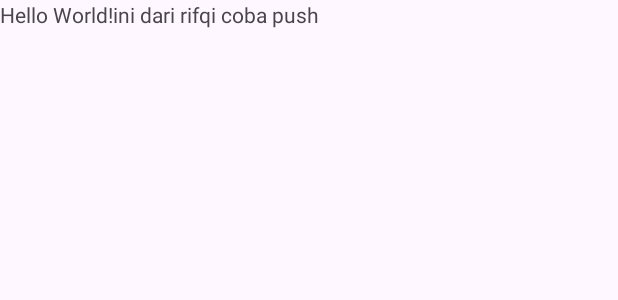
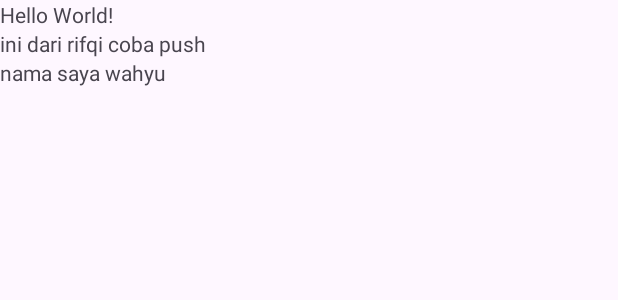
Before and after one commit to RifqiR3/chimoy, an Android app: the layout activity_main.xml on its own in the app's theme, with its tools: preview values and no code run, on a phone screen of 412 x 824 dp. Shown: the top 300 px of the screen. Run offline under Robolectric (Android 15) with nearby library versions, the phone set to English and light mode, and no system bars.

Commit message:
tambah rex viww dri wahyu

```diff
--- a/app/src/main/res/layout/activity_main.xml
+++ b/app/src/main/res/layout/activity_main.xml
@@ -4,6 +4,7 @@
     xmlns:tools="http://schemas.android.com/tools"
     android:layout_width="match_parent"
     android:layout_height="match_parent"
+    android:orientation="vertical"
     tools:context=".MainActivity">
 
     <TextView
@@ -19,5 +20,8 @@
         android:layout_width="match_parent"
         android:layout_height="wrap_content"
         android:text="ini dari rifqi coba push"/>
-
+    <TextView
+        android:layout_width="wrap_content"
+        android:layout_height="wrap_content"
+        android:text="nama saya wahyu"/>
 </LinearLayout>
```
